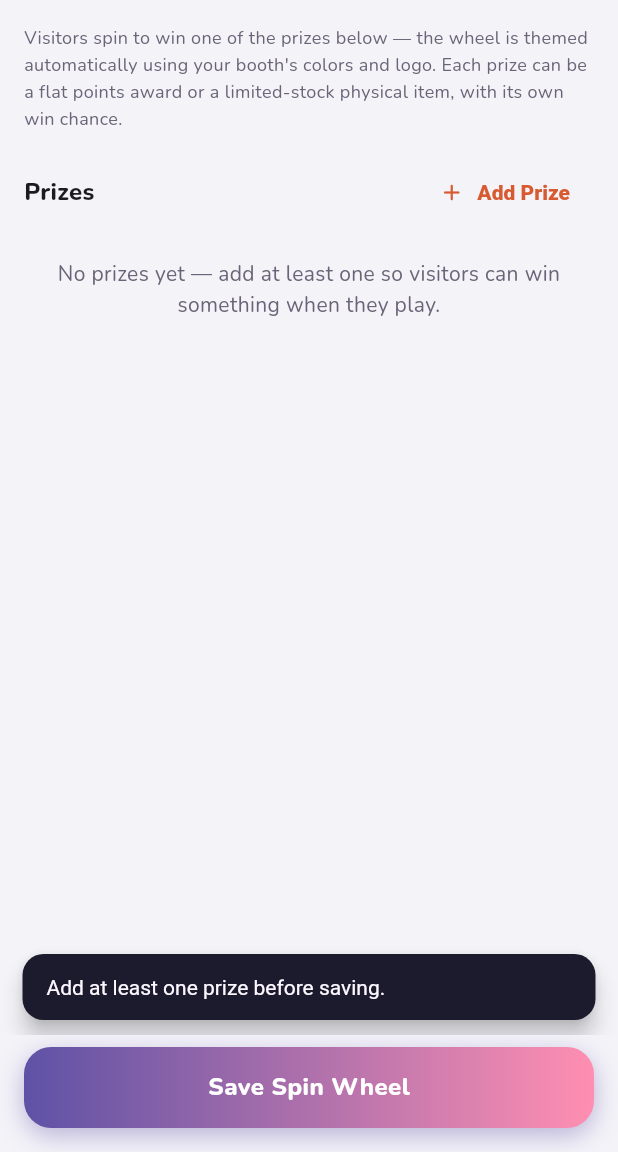
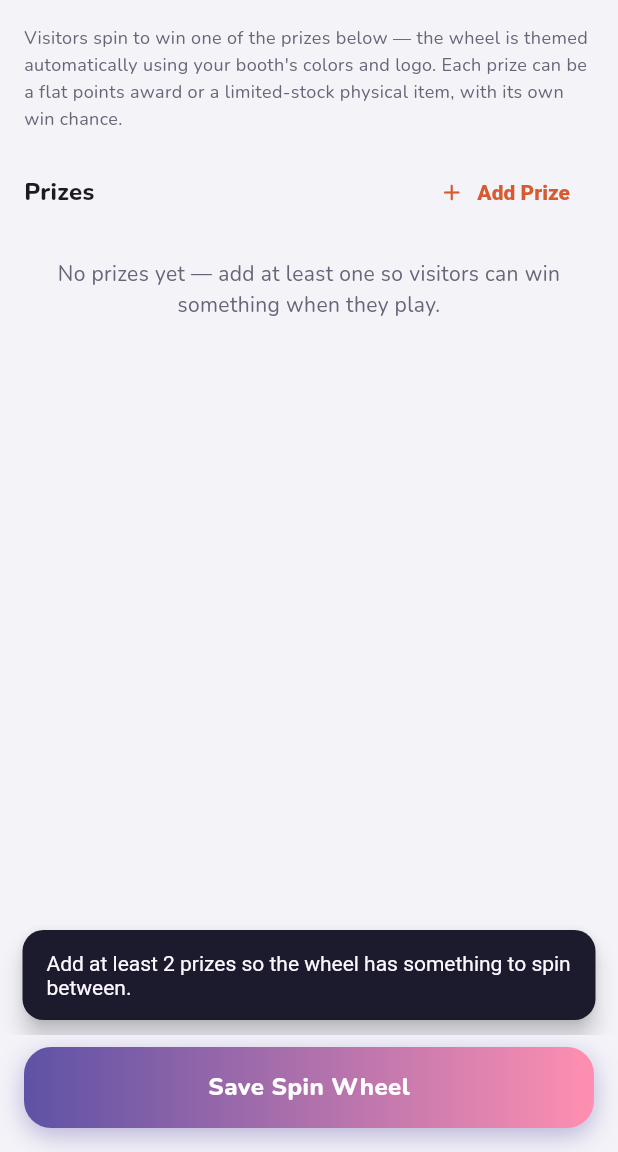
Before and after one commit to teohwz/AndroidStudioProjects, a Flutter app: the ManageSpinWheelScreen screen opened directly with empty values, after a tap on "Save Spin Wheel", on a phone screen of 412 x 824 dp, the part 84-1236 px from its top. Run offline on Flutter 3.47's test engine with Material 3 defaults, Android fonts, the phone set to English and light mode, and no system bars; our stand-ins replace animate_do, cached_network_image, cloud_firestore, confetti, file_picker, firebase_auth and 10 more; missing offline and left inert: gal, mobile_scanner, scratcher; accounts and stored records are empty.

Commit message:
add min item for spin wheel

```diff
--- a/fun_kits_edit/lib/features/admin/manage_spin_wheel_screen.dart
+++ b/fun_kits_edit/lib/features/admin/manage_spin_wheel_screen.dart
@@ -40,9 +40,13 @@ class _ManageSpinWheelScreenState extends State<ManageSpinWheelScreen> {
   }
 
   Future<void> _save() async {
-    if (_segments.isEmpty) {
+    // The wheel widget itself can't draw a single-slice wheel — it needs at
+    // least 2 prizes to render at all, so this is enforced here at save
+    // time rather than letting a 1-prize wheel reach visitors and crash.
+    if (_segments.length < 2) {
       ScaffoldMessenger.of(context).showSnackBar(const SnackBar(
-          content: Text('Add at least one prize before saving.')));
+          content:
+              Text('Add at least 2 prizes so the wheel has something to spin between.')));
       return;
     }
     setState(() => _saving = true);
@@ -91,6 +95,7 @@ class _ManageSpinWheelScreenState extends State<ManageSpinWheelScreen> {
                 PrizeSegmentList(
                   segments: _segments,
                   accentColor: palette.spinWheelColor,
+                  minCount: 2,
                   onChanged: (s) => setState(() => _segments = s),
                 ),
               ],
--- a/fun_kits_edit/lib/features/games/spin_wheel_screen.dart
+++ b/fun_kits_edit/lib/features/games/spin_wheel_screen.dart
@@ -256,7 +256,9 @@ class _SpinWheelScreenState extends State<SpinWheelScreen> {
                             ),
                           ),
                           RecentWinnersList(
-                              boothId: widget.exhibitorId, color: color),
+                              boothId: widget.exhibitorId,
+                              gameType: 'spin_wheel',
+                              color: color),
                         ],
                       ),
                     ),
```
Also changed, not shown: fun_kits_edit/lib/core/services/firestore_service.dart (+7 -5 lines).
